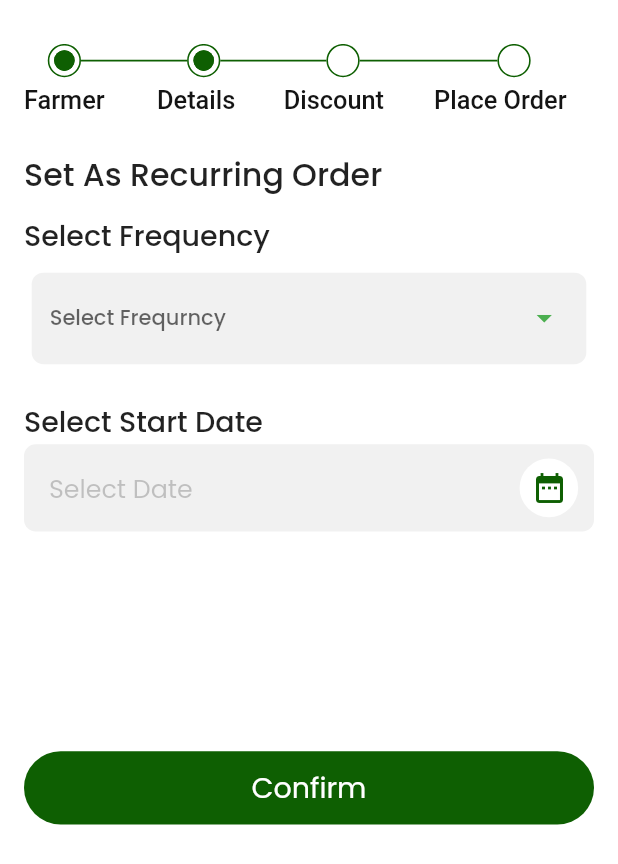
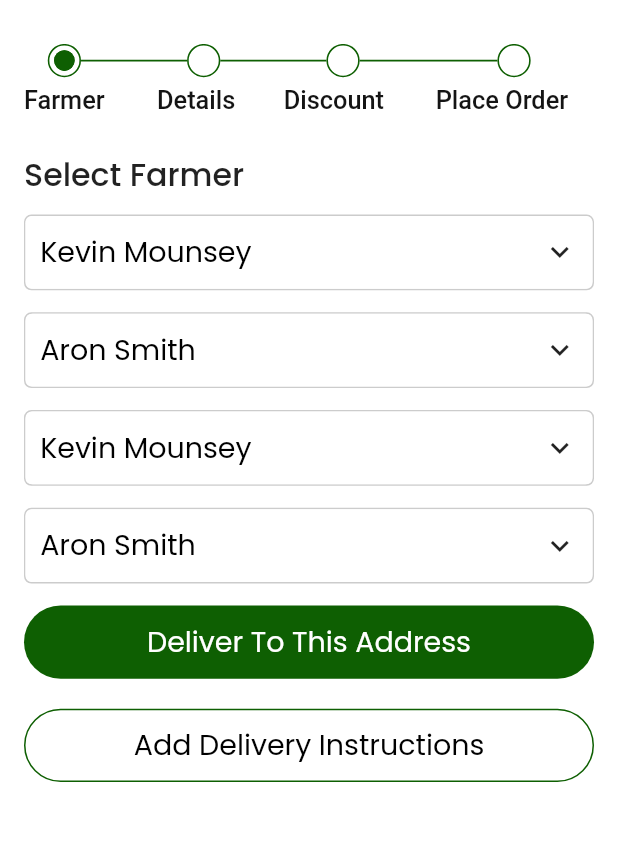
Before and after one commit to Rajshinde046/FarmFlowSales, a Flutter app: the screen it shows after launch, on a phone screen of 412 x 824 dp. Shown: the top 864 px of the screen. Run offline on Flutter 3.47's test engine with Material 2 defaults, Android fonts, the phone set to English and light mode, and no system bars; drawn by our look-alikes of getwidget; our stand-ins replace another_flushbar, curved_navigation_bar, dotted_line, flutter_dash, flutter_screenutil, flutter_svg and 10 more.

Commit message:
select farmer

```diff
--- /dev/null
+++ b/lib/View/selectfarmer.dart
@@ -0,0 +1,445 @@
+import 'package:farm_flow_sales/Utils/colors.dart';
+import 'package:farm_flow_sales/Utils/custom_button.dart';
+import 'package:farm_flow_sales/Utils/sized_box.dart';
+import 'package:flutter/material.dart';
+
+import 'package:flutter_screenutil/flutter_screenutil.dart';
+import 'package:flutter_svg/flutter_svg.dart';
+import 'package:get/get.dart';
+import 'package:getwidget/components/accordion/gf_accordion.dart';
+import 'package:google_fonts/google_fonts.dart';
+
+class selectFarmer extends StatefulWidget {
+  const selectFarmer({super.key});
+
+  @override
+  State<selectFarmer> createState() => _selectFarmerState();
+}
+
+class _selectFarmerState extends State<selectFarmer> {
+  @override
+  Widget build(BuildContext context) {
+    return Scaffold(
+      body: Padding(
+        padding: const EdgeInsets.symmetric(horizontal: 16.0),
+        child: Column(
+          children: [
+            SizedBox(
+              height: 30.h,
+            ),
+            SvgPicture.asset(
+              "assets/images/selectfarmer.svg",
+              width: 360.w,
+            ),
+            SizedBox(
+              height: 25.h,
+            ),
+            Row(
+              mainAxisAlignment: MainAxisAlignment.start,
+              children: [
+                Text(
+                  "Select Farmer",
+                  style: GoogleFonts.poppins(
+                      fontSize: 20.sp, fontWeight: FontWeight.w500),
+                ),
+              ],
+            ),
+            sizedBoxHeight(10.h),
+            ListView.builder(
+                // physics: const NeverScrollableScrollPhysics(),
+                shrinkWrap: true,
+                itemCount: newsData.length,
+                itemBuilder: (context, index) {
+                  return Column(
+                    children: [
+                      newslistCard(
+                        newsData[index]["recipeimage"],
+                        newsData[index]["title"],
+                        newsData[index]["street"],
+                        index,
+                        newsData[index]["city"],
+                        newsData[index]["state"],
+                        newsData[index]["phone"],
+                        newsData[index]["zipcode"],
+                        newsData[index]["country"],
+                      )
+                    ],
+                  );
+                }),
+            CustomButton(text: "Deliver To This Address"),
+            SizedBox(
+              height: 20,
+            ),
+            InkWell(
+              onTap: () {
+                buildcustomnote();
+              },
+              child: Container(
+                height: 50.h,
+                width: double.infinity,
+                decoration: BoxDecoration(
+                    border: Border.all(color: AppColors.buttoncolour),
+                    borderRadius: BorderRadius.circular(25.h),
+                    color: AppColors.white),
+                child: Center(
+                  child: Text(
+                    "Add Delivery Instructions",
+                    style: TextStyle(color: AppColors.black, fontSize: 18.sp),
+                  ),
+                ),
+              ),
+            )
+          ],
+        ),
+      ),
+    );
+  }
+
+  buildcustomnote() {
+    return showDialog(
+      context: context,
+      builder: (context) => Column(
+        mainAxisAlignment: MainAxisAlignment.center,
+        children: [
+          AlertDialog(
+            insetPadding: EdgeInsets.symmetric(vertical: 5, horizontal: 15),
+            backgroundColor: Get.isDarkMode ? Colors.black : Colors.white,
+            contentPadding: EdgeInsets.fromLTRB(15, 30, 15, 24),
+            shape: RoundedRectangleBorder(
+              borderRadius: BorderRadius.all(Radius.circular(10)),
+              side: BorderSide(
+                  color: Get.isDarkMode ? Colors.grey : Colors.white),
+            ),
+            // contentPadding:
+            //     EdgeInsets.all(
+            //         10),
+            //   title: ,
+            content: Column(
+              mainAxisAlignment: MainAxisAlignment.start,
+              crossAxisAlignment: CrossAxisAlignment.start,
+              children: [
+                Text(
+                  "Custom Note",
+                  style: GoogleFonts.poppins(
+                      fontSize: 20.sp,
+                      color: AppColors.black,
+                      fontWeight: FontWeight.w500),
+                ),
+                sizedBoxHeight(9.h),
+                TextFormField(
+                  style: TextStyle(fontSize: 16.sp),
+                  cursorColor: const Color(0xFF3B3F43),
+                  autovalidateMode: AutovalidateMode.onUserInteraction,
+                  decoration: InputDecoration(
+                    errorStyle: TextStyle(fontSize: 16.sp),
+                    contentPadding: EdgeInsets.all(17.h),
+                    filled: true,
+                    fillColor: AppColors.white,
+                    border: OutlineInputBorder(
+                      borderRadius: BorderRadius.circular(8.r),
+                      borderSide:
+                          BorderSide(color: Color(0xFF707070), width: 1),
+                    ),
+                    enabledBorder: OutlineInputBorder(
+                      borderRadius: BorderRadius.circular(8.r),
+                      borderSide:
+                          BorderSide(color: Color(0xFF707070), width: 1),
+                    ),
+                    focusedBorder: OutlineInputBorder(
+                      borderRadius: BorderRadius.circular(8.r),
+                      borderSide:
+                          BorderSide(color: Color(0xFF707070), width: 1),
+                    ),
+                    hintStyle: TextStyle(
+                        color: const Color(0xFF4D4D4D), fontSize: 16.sp),
+                    hintText: "",
+                  ),
+                  minLines: 3,
+                  maxLines: null,
+                  // validator: (value) {
+                  //   if (value!.isEmpty) {
+                  //     return 'Message is required';
+                  //   }
+                  //   return null;
+                  // },
+                ),
+                sizedBoxHeight(41.h),
+                Row(
+                  mainAxisAlignment: MainAxisAlignment.spaceAround,
+                  children: [
+                    InkWell(
+                      onTap: () {
+                        Navigator.pop(context);
+                        // Get.toNamed("/cancelorder");
+                      },
+                      child: Container(
+                        height: 48.h,
+                        width: 140.w,
+                        decoration: BoxDecoration(
+                            borderRadius: BorderRadius.circular(10.h),
+                            color: AppColors.buttoncolour),
+                        child: Center(
+                          child: Text(
+                            "Add",
+                            style: TextStyle(
+                                color: AppColors.white, fontSize: 18.sp),
+                          ),
+                        ),
+                      ),
+                    ),
+                    sizedBoxWidth(28.w),
+                    InkWell(
+                      onTap: () {
+                        Navigator.pop(context);
+                      },
+                      child: Container(
+                        height: 48.h,
+                        width: 140.w,
+                        decoration: BoxDecoration(
+                            border: Border.all(color: Color(0XFF0E5F02)),
+                            borderRadius: BorderRadius.circular(10.h),
+                            color: AppColors.white),
+                        child: Center(
+                          child: Text(
+                            "Cancel",
+                            style: TextStyle(
+                                color: AppColors.buttoncolour, fontSize: 18.sp),
+                          ),
+                        ),
+                      ),
+                    ),
+                  ],
+                ),
+                SizedBox(
+                  height: 20,
+                )
+              ],
+            ),
+          ),
+        ],
+      ),
+    );
+  }
+}
+
+Widget newslistCard(
+    dynamic recipeimage,
+    dynamic title,
+    dynamic street,
+    int index,
+    dynamic city,
+    dynamic state,
+    dynamic phone,
+    dynamic zipcode,
+    dynamic country) {
+  return Column(
+    children: [
+      Container(
+        decoration: BoxDecoration(
+          border: Border.all(
+            color: Colors.black.withOpacity(0.2),
+          ),
+          color: Colors.white,
+          borderRadius: BorderRadius.circular(5.r),
+        ),
+        child: GFAccordion(
+          showAccordion: false,
+          titleBorderRadius: BorderRadius.circular(5.r),
+          contentBorderRadius: BorderRadius.only(
+            bottomLeft: Radius.circular(5.r),
+            bottomRight: Radius.circular(5.r),
+          ),
+          margin: const EdgeInsets.all(0),
+          titlePadding: EdgeInsets.all(10.h),
+          contentPadding: EdgeInsets.all(10.w),
+          expandedTitleBackgroundColor: Colors.white,
+          contentBackgroundColor: Colors.white,
+          titleChild: Text(
+            title,
+            style: TextStyle(
+              color: Colors.black,
+              fontSize: 18.sp,
+              fontFamily: "Poppins",
+            ),
+          ),
+          contentChild: Row(
+            children: [
+              Icon(
+                Icons.radio_button_checked,
+                color: AppColors.buttoncolour,
+              ),
+              sizedBoxWidth(10),
+              Column(
+                crossAxisAlignment: CrossAxisAlignment.start,
+                children: [
+                  Text(
+                    "Address",
+                    style: GoogleFonts.poppins(
+                      fontSize: 20.sp,
+                      fontWeight: FontWeight.w500,
+                    ),
+                  ),
+                  Row(
+                    children: [
+                      Text(
+                        "street: ",
+                        style: GoogleFonts.poppins(
+                          fontSize: 16.sp,
+                          fontWeight: FontWeight.w500,
+                        ),
+                      ),
+                      Text(
+                        street,
+                        style: GoogleFonts.poppins(
+                          fontSize: 16.sp,
+                          fontWeight: FontWeight.w300,
+                        ),
+                      )
+                    ],
+                  ),
+                  Row(
+                    children: [
+                      Text(
+                        "city: ",
+                        style: GoogleFonts.poppins(
+                          fontSize: 16.sp,
+                          fontWeight: FontWeight.w500,
+                        ),
+                      ),
+                      Text(
+                        city,
+                        style: GoogleFonts.poppins(
+                          fontSize: 16.sp,
+                          fontWeight: FontWeight.w300,
+                        ),
+                      )
+                    ],
+                  ),
+                  Row(
+                    children: [
+                      Text(
+                        "state/province/area: ",
+                        style: GoogleFonts.poppins(
+                          fontSize: 16.sp,
+                          fontWeight: FontWeight.w500,
+                        ),
+                      ),
+                      Text(
+                        state,
+                        style: GoogleFonts.poppins(
+                          fontSize: 16.sp,
+                          fontWeight: FontWeight.w300,
+                        ),
+                      )
+                    ],
+                  ),
+                  Row(
+                    children: [
+                      Text(
+                        "phone number: ",
+                        style: GoogleFonts.poppins(
+                          fontSize: 16.sp,
+                          fontWeight: FontWeight.w500,
+                        ),
+                      ),
+                      Text(
+                        phone,
+                        style: GoogleFonts.poppins(
+                          fontSize: 16.sp,
+                          fontWeight: FontWeight.w300,
+                        ),
+                      )
+                    ],
+                  ),
+                  Row(
+                    children: [
+                      Text(
+                        "zip code: ",
+                        style: GoogleFonts.poppins(
+                          fontSize: 16.sp,
+                          fontWeight: FontWeight.w500,
+                        ),
+                      ),
+                      Text(
+                        zipcode,
+                        style: GoogleFonts.poppins(
+                          fontSize: 16.sp,
+                          fontWeight: FontWeight.w300,
+                        ),
+                      )
+                    ],
+                  ),
+                  Row(
+                    children: [
+                      Text(
+                        "country: ",
+                        style: GoogleFonts.poppins(
+                          fontSize: 16.sp,
+                          fontWeight: FontWeight.w500,
+                        ),
+                      ),
+                      Text(
+                        country,
+                        style: GoogleFonts.poppins(
+                          fontSize: 16.sp,
+                          fontWeight: FontWeight.w300,
+                        ),
+                      )
+                    ],
+                  ),
+                  sizedBoxHeight(15.h),
+                ],
+              ),
+            ],
+          ),
+        ),
+      ),
+      SizedBox(
+        height: 15.h,
+      ),
+    ],
+  );
+}
+
+List newsData = [
+  {
+    "recipeimage": "assets/images/cow.png",
+    "title": 'Kevin Mounsey',
+    "street": "64 martens place",
+    "city": "mumbai",
+    "state": "punjab",
+    "phone": "(07) 3830 6616",
+    "zipcode": "4183",
+    "country": "ireland"
+  },
+  {
+    "recipeimage": "assets/images/tractor.png",
+    "title": 'Aron Smith',
+    "street": "85 martens place",
+    "city": "mumbai",
+    "state": "punjab",
+    "phone": "(07) 3830 6616",
+    "zipcode": "4156",
+    "country": "ireland"
+  },
+  {
+    "recipeimage": "assets/images/cow.png",
+    "title": 'Kevin Mounsey',
+    "street": "24 martens place",
+    "city": "mumbai",
+    "state": "punjab",
+    "phone": "(07) 3830 6616",
+    "zipcode": "6495",
+    "country": "ireland"
+  },
+  {
+    "recipeimage": "assets/images/tractor.png",
+    "title": 'Aron Smith',
+    "street": "84 martens place",
+    "city": "mumbai",
+    "state": "punjab",
+    "phone": "(07) 3830 6616",
+    "zipcode": "5144",
+    "country": "ireland"
+  },
+];
--- a/lib/main.dart
+++ b/lib/main.dart
@@ -24,7 +24,7 @@ class MyApp extends StatelessWidget {
               scaffoldBackgroundColor: AppColors.white,
               primarySwatch: Colors.blue,
             ),
-            initialRoute: '/selectfrequency',
+            initialRoute: '/selectfarmer',
             getPages: AppRoutes.appRoutes(),
           );
         });
--- a/lib/resources/routes/route_name.dart
+++ b/lib/resources/routes/route_name.dart
@@ -22,15 +22,9 @@ class RouteName {
   static const String cartmain = '/cartmain';
   static const String placeordermain = '/placeordermain';
   static const String discount = '/discountpage';
-
-
-
-
-
-
-
   static const String sales = '/sales';
   static const String ordermain = '/ordermain';
+  static const String selectfarmer = '/selectfarmer';
 
   // side menu
   static const String contact = '/contact';
--- a/lib/resources/routes/routes.dart
+++ b/lib/resources/routes/routes.dart
@@ -1,5 +1,3 @@
-
-
 import 'package:farm_flow_sales/View/Cart/cartmain.dart';
 import 'package:farm_flow_sales/View/Cart/discountpage.dart';
 import 'package:farm_flow_sales/View/Cart/placeorder.dart';
@@ -11,6 +9,7 @@ import 'package:farm_flow_sales/View/LoginScreen.dart';
 import 'package:farm_flow_sales/View/Notification.dart';
 import 'package:farm_flow_sales/View/Order/orderdetails.dart';
 import 'package:farm_flow_sales/View/Order/ordersmain.dart';
+import 'package:farm_flow_sales/View/Sales.dart';
 import 'package:farm_flow_sales/View/Settings.dart';
 import 'package:farm_flow_sales/View/Side%20Menu/Faqs/faqs.dart';
 import 'package:farm_flow_sales/View/Side%20Menu/Faqs/insidefaq.dart';
@@ -24,6 +23,7 @@ import 'package:farm_flow_sales/View/forgot_password.dart';
 import 'package:farm_flow_sales/View/products.dart';
 import 'package:farm_flow_sales/View/reset_password.dart';
 import 'package:farm_flow_sales/View/select_frequency.dart';
+import 'package:farm_flow_sales/View/selectfarmer.dart';
 import 'package:farm_flow_sales/View/splash_screen.dart';
 import 'package:farm_flow_sales/View/verify_number.dart';
 import 'package:get/get.dart';
@@ -117,10 +117,10 @@ class AppRoutes {
           page: () => const OrderMain(),
         ),
         GetPage(
-
           name: RouteName.selectfrequency,
-          page: () => const selectFrequency(),),
-  GetPage(
+          page: () => const selectFrequency(),
+        ),
+        GetPage(
           name: RouteName.sales,
           page: () => const Sales(),
         ),
@@ -128,7 +128,7 @@ class AppRoutes {
           name: RouteName.cartmain,
           page: () => const Cartmain(),
         ),
-         GetPage(
+        GetPage(
           name: RouteName.placeordermain,
           page: () => const Placedorder(),
         ),
@@ -136,5 +136,9 @@ class AppRoutes {
           name: RouteName.discount,
           page: () => const Discount(),
         ),
+        GetPage(
+          name: RouteName.selectfarmer,
+          page: () => const selectFarmer(),
+        ),
       ];
 }
--- a/pubspec.yaml
+++ b/pubspec.yaml
@@ -54,6 +54,7 @@ dependencies:
   scroll_snap_list: ^0.9.1
   flutter_switch: ^0.3.2
   flutter_dash: ^1.0.0
+  getwidget: ^3.1.1
 
 dev_dependencies:
   flutter_test:
```
Also changed, not shown: assets/images/selectfarmer.svg (added), pubspec.lock.
